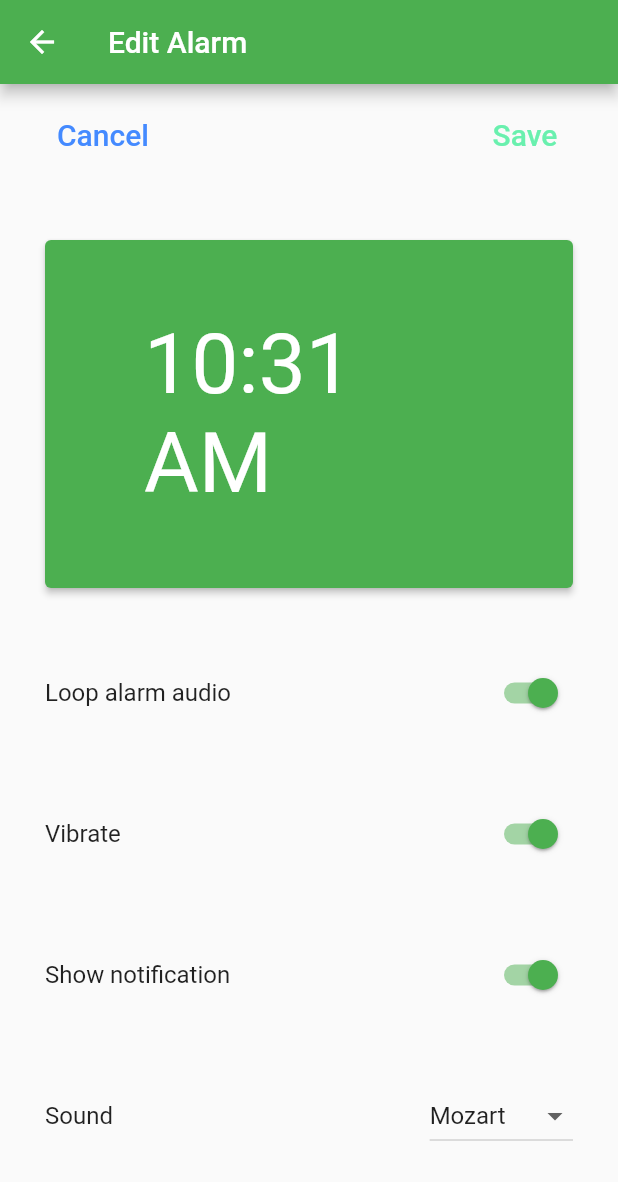
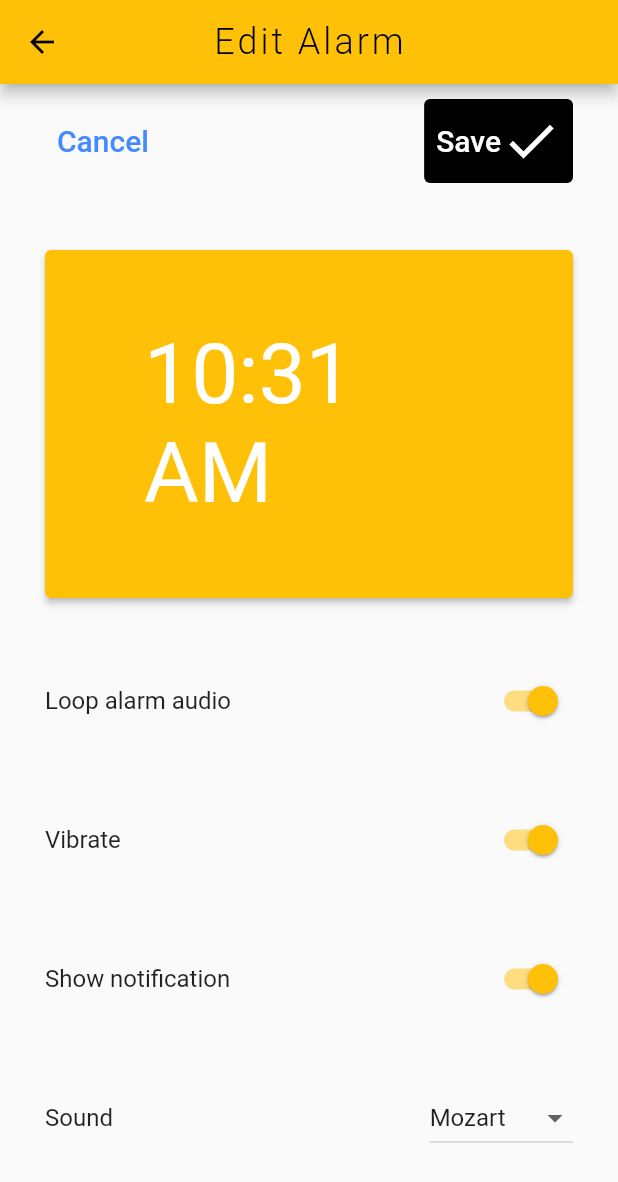
Before and after one commit to TobiasKothbauer/alarmify, a Flutter app: the screen it shows after launch, after a tap on the "alarm add" icon, on a phone screen of 412 x 824 dp. Shown: the top 1182 px of the screen. Run offline on Flutter 3.47's test engine with Material 2 defaults, Android fonts, the phone set to English and light mode, and no system bars; our stand-ins replace analog_clock; missing offline and left inert: alarm, spotify; statements that could not run were skipped.

Commit message:
minor styling modifications

```diff
--- a/lib/main.dart
+++ b/lib/main.dart
@@ -24,7 +24,7 @@ class MyApp extends StatelessWidget {
       debugShowCheckedModeBanner: false,
       title: 'Alarmify',
       theme: ThemeData(
-        primarySwatch: Colors.green,
+        primarySwatch: Colors.amber,
       ),
       home: const ClockHome(),
       routes: {
--- a/lib/views/edit_alarm.dart
+++ b/lib/views/edit_alarm.dart
@@ -58,9 +58,7 @@ class _ExampleAlarmEditScreenState extends State<ExampleAlarmEditScreen> {
   AlarmSettings buildAlarmSettings() {
     final now = DateTime.now();
     final id = creating
-        ? DateTime
-        .now()
-        .millisecondsSinceEpoch % 100000
+        ? DateTime.now().millisecondsSinceEpoch % 100000
         : widget.alarmSettings!.id;
 
     DateTime dateTime = DateTime(
@@ -113,24 +111,25 @@ class _ExampleAlarmEditScreenState extends State<ExampleAlarmEditScreen> {
                 onPressed: () => Navigator.pop(context, false),
                 child: Text(
                   "Cancel",
-                  style: Theme
-                      .of(context)
+                  style: Theme.of(context)
                       .textTheme
                       .titleLarge!
                       .copyWith(color: Colors.blueAccent),
                 ),
               ),
               TextButton(
-                onPressed: saveAlarm,
-                child: Text(
-                  "Save",
-                  style: Theme
-                      .of(context)
-                      .textTheme
-                      .titleLarge!
-                      .copyWith(color: Colors.greenAccent),
-                ),
-              ),
+                  onPressed: saveAlarm,
+                  style: TextButton.styleFrom(
+                    backgroundColor: Colors.black,
+                    primary: Colors.white
+                  ),
+                  child: Row(children: [
+                    Text(
+                      'Save',
+                      style: TextStyle(fontSize: 20),
+                    ),
+                    Icon(Icons.done, size: 40),
+                  ])),
             ],
           ),
           ElevatedButton(
@@ -139,8 +138,7 @@ class _ExampleAlarmEditScreenState extends State<ExampleAlarmEditScreen> {
               margin: const EdgeInsets.all(50),
               child: Text(
                 selectedTime.format(context),
-                style: Theme
-                    .of(context)
+                style: Theme.of(context)
                     .textTheme
                     .displayMedium!
                     .copyWith(color: Colors.white),
@@ -152,10 +150,7 @@ class _ExampleAlarmEditScreenState extends State<ExampleAlarmEditScreen> {
             children: [
               Text(
                 'Loop alarm audio',
-                style: Theme
-                    .of(context)
-                    .textTheme
-                    .titleMedium,
+                style: Theme.of(context).textTheme.titleMedium,
               ),
               Switch(
                 value: loopAudio,
@@ -168,10 +163,7 @@ class _ExampleAlarmEditScreenState extends State<ExampleAlarmEditScreen> {
             children: [
               Text(
                 'Vibrate',
-                style: Theme
-                    .of(context)
-                    .textTheme
-                    .titleMedium,
+                style: Theme.of(context).textTheme.titleMedium,
               ),
               Switch(
                 value: vibrate,
@@ -184,15 +176,11 @@ class _ExampleAlarmEditScreenState extends State<ExampleAlarmEditScreen> {
             children: [
               Text(
                 'Show notification',
-                style: Theme
-                    .of(context)
-                    .textTheme
-                    .titleMedium,
+                style: Theme.of(context).textTheme.titleMedium,
               ),
               Switch(
                 value: showNotification,
-                onChanged: (value) =>
-                    setState(() => showNotification = value),
+                onChanged: (value) => setState(() => showNotification = value),
               ),
             ],
           ),
@@ -201,10 +189,7 @@ class _ExampleAlarmEditScreenState extends State<ExampleAlarmEditScreen> {
             children: [
               Text(
                 'Sound',
-                style: Theme
-                    .of(context)
-                    .textTheme
-                    .titleMedium,
+                style: Theme.of(context).textTheme.titleMedium,
               ),
               DropdownButton(
                 value: assetAudio,
@@ -235,8 +220,7 @@ class _ExampleAlarmEditScreenState extends State<ExampleAlarmEditScreen> {
               onPressed: deleteAlarm,
               child: Text(
                 'Delete Alarm',
-                style: Theme
-                    .of(context)
+                style: Theme.of(context)
                     .textTheme
                     .titleMedium!
                     .copyWith(color: Colors.red),
--- a/lib/views/home_view.dart
+++ b/lib/views/home_view.dart
@@ -90,9 +90,19 @@ class _ClockHomeState extends State<ClockHome> {
         builder: (context) {
           return Scaffold(
             appBar: AppBar(
-              title: Text('Edit Alarm'),
+              title: Text('Edit Alarm',
+                style: TextStyle(
+                  fontSize: 24.0,
+                  fontWeight: FontWeight.w300,
+                  letterSpacing: 2.0,
+                ),
+              ),
+              elevation: 4,
+              centerTitle: true,
             ),
-            body: ExampleAlarmEditScreen(alarmSettings: settings),
+            body: ExampleAlarmEditScreen(
+                alarmSettings: settings,),
+
           );
         },
       ),
@@ -101,21 +111,6 @@ class _ClockHomeState extends State<ClockHome> {
     if (result != null && result == true) {
       loadAlarms();
     }
-    /*
-    final res = await showModalBottomSheet<bool?>(
-        context: context,
-        isScrollControlled: true,
-        shape: RoundedRectangleBorder(
-          borderRadius: BorderRadius.circular(10.0),
-        ),
-        builder: (context) {
-          return FractionallySizedBox(
-            heightFactor: 0.6,
-            child: ExampleAlarmEditScreen(alarmSettings: settings),
-          );
-        });
-
-   */
   }
 
   @override
@@ -128,20 +123,31 @@ class _ClockHomeState extends State<ClockHome> {
   Widget build(BuildContext context) {
     loadAlarms();
     return Scaffold(
-      appBar: AppBar(title: const Text('Alarmify')),
+      appBar: AppBar(
+        title: Text(
+          'Alarmify',
+          style: TextStyle(
+            fontSize: 24.0,
+            fontWeight: FontWeight.w300,
+            letterSpacing: 4.0,
+          ),
+        ),
+        elevation: 4,
+        centerTitle: true,
+    ),
       body: SafeArea(
         child: Column(
           children: [
             Container(
+              margin: EdgeInsets.only(top: 40.0, bottom: 40),
               width: double.infinity,
               height: 200,
               // Customize the color as per your requirement
               child: Center(
                 child: AnalogClock(),
-                  ),
+              ),
             ),
-            SizedBox(height: 10),
-            // Add a space between the green box and the alarms list
+
 
             // Existing code for alarms list
             alarms.isNotEmpty
@@ -150,7 +156,7 @@ class _ClockHomeState extends State<ClockHome> {
                       itemCount: alarms.length,
                       separatorBuilder: (context, index) => const Divider(),
                       itemBuilder: (context, index) {
-                        return ExampleAlarmTile(
+                        return AlarmListItem(
                           key: Key(alarms[index].id.toString()),
                           title: TimeOfDay(
                             hour: alarms[index].dateTime.hour,
@@ -175,27 +181,15 @@ class _ClockHomeState extends State<ClockHome> {
         ),
       ),
       floatingActionButton: Padding(
-        padding: const EdgeInsets.all(10),
+        padding: const EdgeInsets.all(20),
         child: Row(
-          mainAxisAlignment: MainAxisAlignment.spaceBetween,
+          mainAxisAlignment: MainAxisAlignment.end,
           children: [
-            FloatingActionButton(
-              onPressed: () {
-                final alarmSettings = AlarmSettings(
-                  id: 42,
-                  dateTime: DateTime.now(),
-                  assetAudioPath: 'assets/mozart.mp3',
-                );
-                Alarm.set(alarmSettings: alarmSettings);
-              },
-              backgroundColor: Colors.red,
-              heroTag: null,
-              child: const Text("RING NOW", textAlign: TextAlign.center),
-            ),
             FloatingActionButton(
               onPressed: () => navigateToDetail(null),
               //onPressed: () => navigateToAlarmScreen(null),
               child: const Icon(Icons.alarm_add_rounded, size: 33),
+
             ),
           ],
         ),
--- a/lib/views/ring.dart
+++ b/lib/views/ring.dart
@@ -15,7 +15,7 @@ class ExampleAlarmRingScreen extends StatelessWidget {
           mainAxisAlignment: MainAxisAlignment.spaceAround,
           children: [
             Text(
-              "You alarm (${alarmSettings.id}) is ringing...",
+              "Your alarm (${alarmSettings.id}) is ringing...",
               style: Theme.of(context).textTheme.titleLarge,
             ),
             const Text("🔔", style: TextStyle(fontSize: 50)),
```
Also changed, not shown: lib/widgets/tile.dart (+7 -7 lines).
